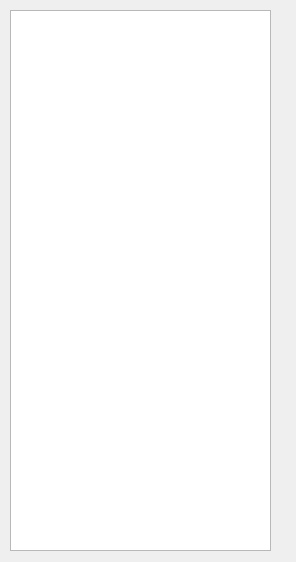
Qt form ModelEditor/CDialogListModel.ui (zetsumi/ATools) before a commit.
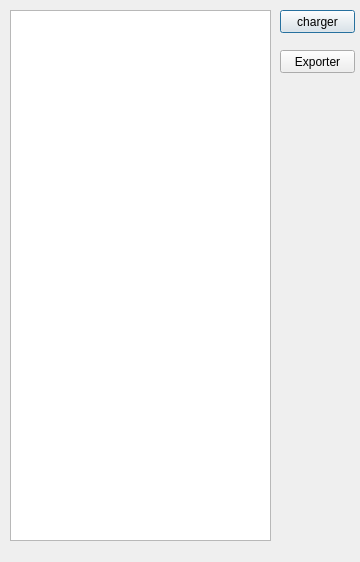
The same form after that commit.

Commit message: listing des models, et chargement via la liste

Diff of the .ui file:
```diff
--- a/ModelEditor/CDialogListModel.ui
+++ b/ModelEditor/CDialogListModel.ui
@@ -2,25 +2,68 @@
 <ui version="4.0">
  <class>CDialogListModel</class>
  <widget class="QDialog" name="CDialogListModel">
+  <property name="enabled">
+   <bool>true</bool>
+  </property>
   <property name="geometry">
    <rect>
     <x>0</x>
     <y>0</y>
-    <width>296</width>
+    <width>360</width>
     <height>562</height>
    </rect>
   </property>
   <property name="windowTitle">
    <string>CDialogListModel</string>
   </property>
-  <widget class="QListWidget" name="listWidget">
+  <widget class="QTreeWidget" name="treeWidget">
    <property name="geometry">
     <rect>
      <x>10</x>
      <y>10</y>
      <width>261</width>
-     <height>541</height>
+     <height>531</height>
     </rect>
+   </property>
+   <property name="lineWidth">
+    <number>1</number>
+   </property>
+   <property name="columnCount">
+    <number>1</number>
+   </property>
+   <attribute name="headerVisible">
+    <bool>false</bool>
+   </attribute>
+   <column>
+    <property name="text">
+     <string notr="true">1</string>
+    </property>
+   </column>
+  </widget>
+  <widget class="QPushButton" name="btnLoad">
+   <property name="geometry">
+    <rect>
+     <x>280</x>
+     <y>10</y>
+     <width>75</width>
+     <height>23</height>
+    </rect>
+   </property>
+   <property name="text">
+    <string>charger</string>
+   </property>
+  </widget>
+  <widget class="QPushButton" name="btnExport">
+   <property name="geometry">
+    <rect>
+     <x>280</x>
+     <y>50</y>
+     <width>75</width>
+     <height>23</height>
+    </rect>
+   </property>
+   <property name="text">
+    <string>Exporter</string>
    </property>
   </widget>
  </widget>
```
Left out of the diff: 2 changed lines with no effect on the pictures. The commit also changes 4 other files.
